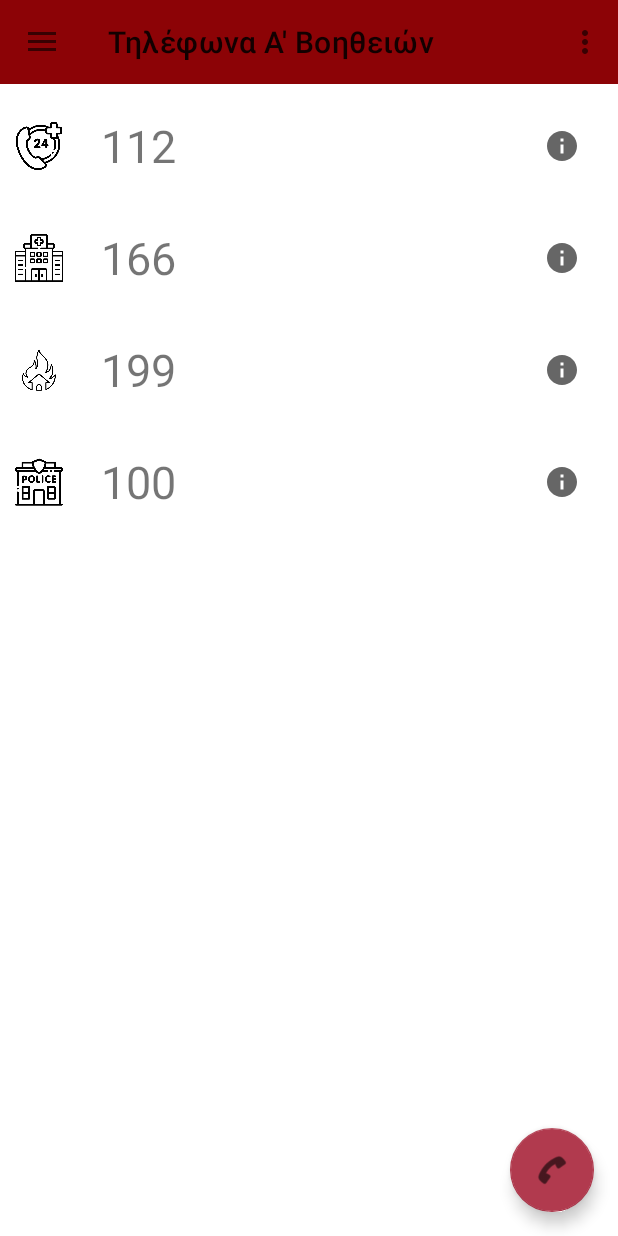
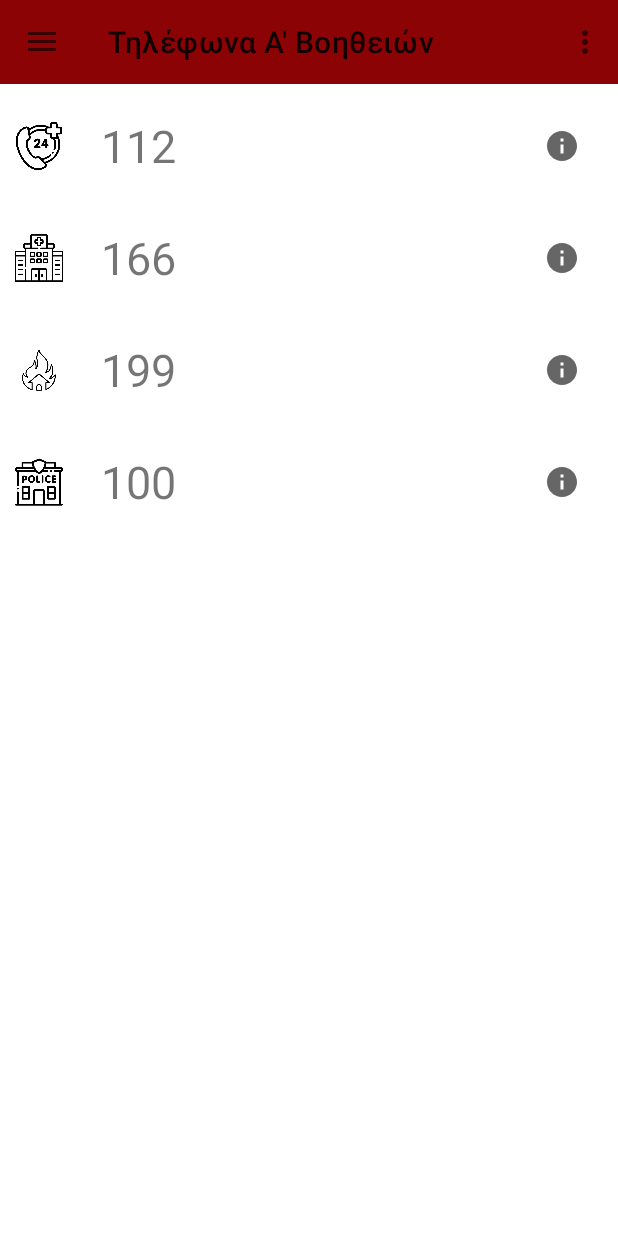
Before and after one commit to KostisSot/androidProject, an Android app: the screen it shows after launch (MainActivity), in the side drawer, after a tap on "Τηλέφωνα Α' Βοηθειών", on a phone screen of 412 x 824 dp. Run offline under Robolectric (Android 15) with nearby library versions, the phone set to English and light mode, and no system bars; our stand-ins replace navigation-ui.

Commit message:
fab going to fragment_phone_numbers.xml

```diff
--- a/app/src/main/java/com/example/project1/MainActivity.java
+++ b/app/src/main/java/com/example/project1/MainActivity.java
@@ -30,20 +30,19 @@ public class MainActivity extends AppCompatActivity {
 
         setSupportActionBar(binding.appBarMain.toolbar);
 
+
         binding.appBarMain.fab.setOnClickListener(new View.OnClickListener() {
             @Override
             public void onClick(View view) {
-                Snackbar.make(view, "Replace with your own action", Snackbar.LENGTH_LONG)
-                        .setAction("Action", null)
-                        .setAnchorView(R.id.fab)
-                        .show();
+                NavController navController = Navigation.findNavController(MainActivity.this, R.id.nav_host_fragment_content_main);
+                navController.navigate(R.id.nav_phones);
+                binding.navView.setCheckedItem(R.id.nav_phones);
             }
         });
 
         DrawerLayout drawer = binding.drawerLayout;
         NavigationView navigationView = binding.navView;
 
-        // ✅ Πρόσθεσε και το nav_emergency εδώ:
         mAppBarConfiguration = new AppBarConfiguration.Builder(
                 R.id.nav_home,
                 R.id.nav_gallery,
@@ -54,8 +53,44 @@ public class MainActivity extends AppCompatActivity {
                 .build();
 
         NavController navController = Navigation.findNavController(this, R.id.nav_host_fragment_content_main);
+        navController.addOnDestinationChangedListener((controller, destination, arguments) -> {
+            if (destination.getId() == R.id.nav_phones) {
+                binding.appBarMain.fab.setVisibility(View.GONE); // Κρύβει το FAB
+            } else {
+                binding.appBarMain.fab.setVisibility(View.VISIBLE); // Δείχνει το FAB
+            }
+        });
         NavigationUI.setupActionBarWithNavController(this, navController, mAppBarConfiguration);
-        NavigationUI.setupWithNavController(navigationView, navController);
+
+        navigationView.setNavigationItemSelectedListener(item -> {
+            int id = item.getItemId();
+            boolean handled = false;
+
+            if (id == R.id.nav_home) {
+                navController.popBackStack(R.id.nav_home, false);
+                navController.navigate(R.id.nav_home);
+                handled = true;
+            } else if (id == R.id.nav_gallery) {
+                navController.popBackStack(R.id.nav_gallery, false);
+                navController.navigate(R.id.nav_gallery);
+                handled = true;
+            } else if (id == R.id.nav_slideshow) {
+                navController.popBackStack(R.id.nav_slideshow, false);
+                navController.navigate(R.id.nav_slideshow);
+                handled = true;
+            } else if (id == R.id.nav_phones) {
+                navController.popBackStack(R.id.nav_phones, false);
+                navController.navigate(R.id.nav_phones);
+                handled = true;
+            }
+
+            if (handled) {
+                item.setChecked(true);
+                drawer.closeDrawers();
+            }
+
+            return handled;
+        });
     }
 
     @Override
--- a/app/src/main/res/layout/app_bar_main.xml
+++ b/app/src/main/res/layout/app_bar_main.xml
@@ -37,15 +37,4 @@
 
 
 
-    <androidx.fragment.app.FragmentContainerView
-        android:id="@+id/nav_host_fragment_content_main"
-        android:name="androidx.navigation.fragment.NavHostFragment"
-        android:layout_width="match_parent"
-        android:layout_height="match_parent"
-        app:navGraph="@navigation/mobile_navigation"
-        app:defaultNavHost="true" />
-
-
-
-
 </androidx.coordinatorlayout.widget.CoordinatorLayout>
--- a/app/src/main/res/layout/fragment_phone_numbers.xml
+++ b/app/src/main/res/layout/fragment_phone_numbers.xml
@@ -163,4 +163,6 @@
 
     </LinearLayout>
 
+
+
 </ScrollView>
--- a/app/src/main/res/menu/activity_main_drawer.xml
+++ b/app/src/main/res/menu/activity_main_drawer.xml
@@ -11,15 +11,16 @@
         <item
             android:id="@+id/nav_gallery"
             android:icon="@drawable/ic_cross"
-            android:title="First Aid Directions" />
+            android:title="@string/first_aid_directions" />
         <item
             android:id="@+id/nav_slideshow"
             android:icon="@drawable/question_mark_larger"
-            android:title="Quizes" />
+            android:title="@string/quizes" />
         <item
             android:id="@+id/nav_phones"
             android:icon="@drawable/call"
-            android:title="Τηλέφωνα Α' Βοηθειών" />
+            android:title="@string/phones" />
 
     </group>
+
 </menu>
--- a/app/src/main/res/navigation/mobile_navigation.xml
+++ b/app/src/main/res/navigation/mobile_navigation.xml
@@ -28,4 +28,5 @@
         android:label="Τηλέφωνα Α' Βοηθειών"
         tools:layout="@layout/fragment_phone_numbers" />
 
+
 </navigation>
--- a/app/src/main/res/values/strings.xml
+++ b/app/src/main/res/values/strings.xml
@@ -16,4 +16,7 @@
     <string name="_199">199</string>
     <string name="_100">100</string>
     <string name="_Πληροφοριες">Πληροφορίες</string>
+    <string name="first_aid_directions">First Aid Directions</string>
+    <string name="quizes">Quizes</string>
+    <string name="phones">Τηλέφωνα Α\' Βοηθειών</string>
 </resources>
```
Also changed, not shown: app/src/main/res/layout/content_main.xml (line endings or trailing spaces).
